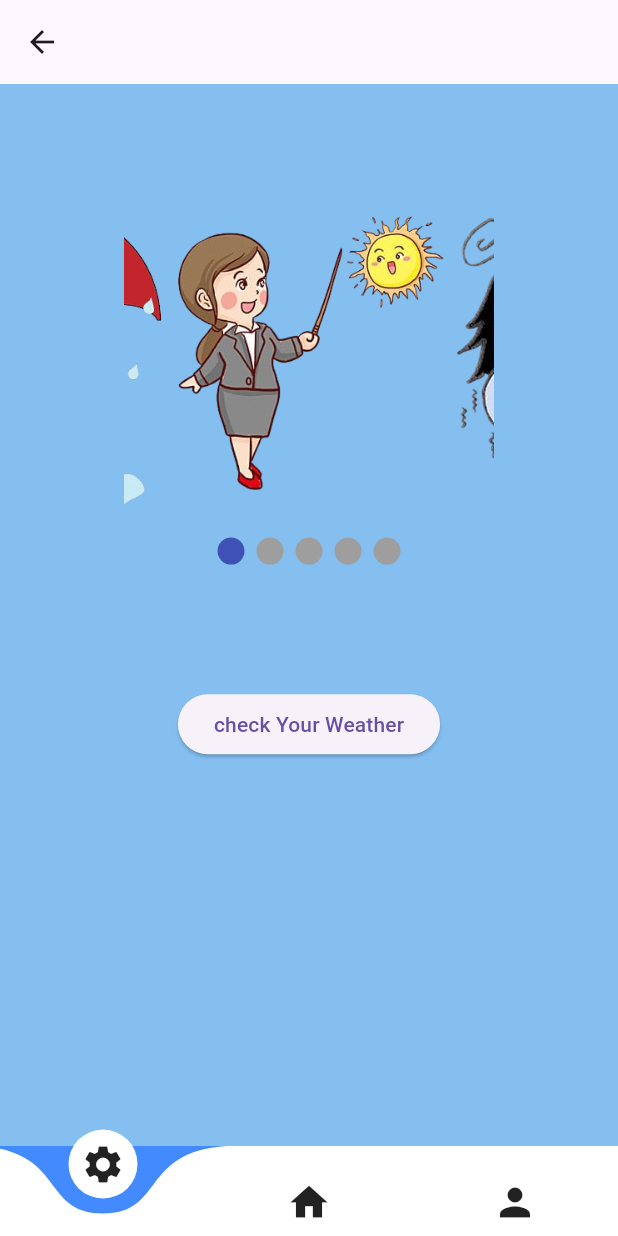
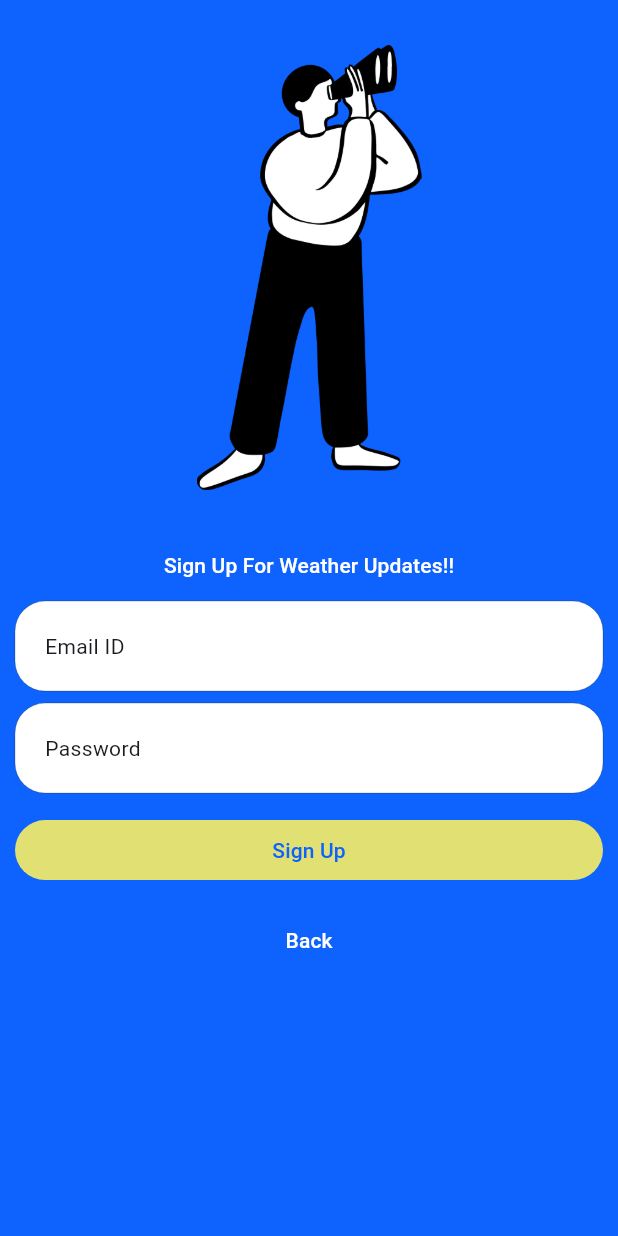
Before and after one commit to Amitkumarkoli/my_weather, a Flutter app: the screen it shows after launch, after a tap on "Get Started", on a phone screen of 412 x 824 dp. Run offline on Flutter 3.47's test engine with Material 3 defaults, Android fonts, the phone set to English and light mode, and no system bars; drawn by our look-alikes of carousel_slider, curved_navigation_bar, smooth_page_indicator; our stand-ins replace geolocator.

Commit message:
feat: Implement signup screen UI (fixes #6)

```diff
--- a/lib/Screens/onboarding_screen.dart
+++ b/lib/Screens/onboarding_screen.dart
@@ -1,5 +1,5 @@
 import 'package:flutter/material.dart';
-import 'package:my_weather/Screens/home_page.dart';
+import 'package:my_weather/Screens/sign_up.dart';
 
 class OnboardingScreen extends StatefulWidget {
   const OnboardingScreen({super.key});
@@ -61,7 +61,7 @@ class _OnboardingScreenState extends State<OnboardingScreen> {
               child: ElevatedButton(
                 onPressed: () {
                   Navigator.push(context,
-                      MaterialPageRoute(builder: (context) => HomePage()));
+                      MaterialPageRoute(builder: (context) => SignUpScreen()));
                 },
                 style: ElevatedButton.styleFrom(
                   fixedSize: const Size(300.0, 50.0),
--- /dev/null
+++ b/lib/Screens/sign_up.dart
@@ -0,0 +1,100 @@
+
+import 'package:flutter/material.dart';
+import 'package:my_weather/widget/custom_cupertino_text_field.dart';
+
+import 'home_page.dart';
+
+class SignUpScreen extends StatefulWidget {
+  const SignUpScreen({super.key});
+
+  @override
+  State<SignUpScreen> createState() => _SignUpScreenState();
+}
+
+class _SignUpScreenState extends State<SignUpScreen> {
+  final TextEditingController emailIDController = TextEditingController();
+  final TextEditingController passwordController = TextEditingController();
+  final Color bgColor = Color.fromRGBO(14, 98, 254, 1);
+
+  @override
+  Widget build(BuildContext context) {
+    TextTheme textTheme = Theme.of(context).textTheme;
+
+    return Container(
+      color: bgColor,
+      child: SafeArea(
+        bottom: false,
+        child: Scaffold(
+          backgroundColor: bgColor,
+          body: Column(
+            children: [
+              Padding(
+                padding: const EdgeInsets.symmetric(vertical: 30.0),
+                child: Image.asset(
+                  "assets/images/man.png",
+                  width: 150,
+                ),
+              ),
+              Padding(
+                padding: const EdgeInsets.symmetric(horizontal: 10.0),
+                child: Column(
+                  mainAxisSize: MainAxisSize.max,
+                  mainAxisAlignment: MainAxisAlignment.center,
+                  crossAxisAlignment: CrossAxisAlignment.stretch,
+                  children: [
+                    Padding(
+                      padding: const EdgeInsets.symmetric(vertical: 10.0),
+                      child: Center(
+                          child: Text(
+                        "Sign Up For Weather Updates!!",
+                        style:
+                            textTheme.labelLarge!.copyWith(color: Colors.white),
+                      )),
+                    ),
+                    CustomCupertinoTextField(
+                      prefix: "Email ID",
+                      controller: emailIDController,
+                    ),
+                    CustomCupertinoTextField(
+                      prefix: "Password",
+                      obscureText: true,
+                      controller: passwordController,
+                    ),
+                    Padding(
+                      padding: const EdgeInsets.symmetric(vertical: 10.0),
+                      child: FilledButton(
+                        onPressed: () {
+                          Navigator.push(
+                              context,
+                              MaterialPageRoute(
+                                  builder: (context) => HomePage()));
+                        },
+                        child: Text("Sign Up"),
+                        style: ButtonStyle(
+                            backgroundColor: MaterialStatePropertyAll(
+                                Color.fromRGBO(225, 225, 115, 1)),
+                            foregroundColor: MaterialStatePropertyAll(bgColor)),
+                      ),
+                    ),
+                    Padding(
+                      padding: const EdgeInsets.symmetric(vertical: 2.0),
+                      child: TextButton(
+                        onPressed: () {
+                          Navigator.pop(context);
+                        },
+                        child: Text("Back"),
+                        style: ButtonStyle(
+                            foregroundColor:
+                                MaterialStatePropertyAll(Colors.white)),
+                      ),
+                    )
+                  ],
+                ),
+              ),
+            ],
+          ),
+        ),
+      ),
+    );
+  }
+}
--- a/lib/main.dart
+++ b/lib/main.dart
@@ -1,5 +1,6 @@
 import 'package:flutter/material.dart';
 import 'package:my_weather/Screens/onboarding_screen.dart';
+
 
 void main() => runApp(const MyApp());
 
--- /dev/null
+++ b/lib/themes/themes.dart
@@ -0,0 +1,48 @@
+import 'package:flutter/cupertino.dart';
+
+class Themes {
+  static const BoxDecoration kDefaultRoundedBorderDecoration = BoxDecoration(
+    color: CupertinoDynamicColor.withBrightness(
+      color: CupertinoColors.white,
+      darkColor: CupertinoColors.black,
+    ),
+    border: Border(
+      top: BorderSide(
+        color: CupertinoDynamicColor.withBrightness(
+          color: Color(0x33000000),
+          darkColor: Color(0x33FFFFFF),
+        ),
+        width: 0.0,
+      ),
+      bottom: BorderSide(
+        color: CupertinoDynamicColor.withBrightness(
+          color: Color(0x33000000),
+          darkColor: Color(0x33FFFFFF),
+        ),
+        width: 0.0,
+      ),
+      left: BorderSide(
+        color: CupertinoDynamicColor.withBrightness(
+          color: Color(0x33000000),
+          darkColor: Color(0x33FFFFFF),
+        ),
+        width: 0.0,
+      ),
+      right: BorderSide(
+        color: CupertinoDynamicColor.withBrightness(
+          color: Color(0x33000000),
+          darkColor: Color(0x33FFFFFF),
+        ),
+        width: 0.0,
+      ),
+    ),
+    borderRadius: BorderRadius.all(Radius.circular(20.0)),
+  );
+
+  static const TextStyle kDefaultTextStyleForCupertinoTextFiled = TextStyle(
+    color: CupertinoDynamicColor.withBrightness(
+      color: CupertinoColors.black,
+      darkColor: CupertinoColors.white,
+    ),
+  );
+}
--- /dev/null
+++ b/lib/widget/custom_cupertino_text_field.dart
@@ -0,0 +1,52 @@
+import 'package:flutter/cupertino.dart';
+
+import '../themes/themes.dart';
+
+class CustomCupertinoTextField extends StatelessWidget {
+  const CustomCupertinoTextField({
+
+    super.key,
+    this.placeholder,
+    this.prefix = "",
+    this.readOnly = false,
+    this.onTap,
+    this.suffix,
+    this.obscureText = false,
+    this.controller
+
+  });
+  final String prefix;
+  final String? placeholder;
+  final bool readOnly;
+  final GestureTapCallback? onTap;
+  final Widget? suffix;
+  final bool obscureText;
+  final TextEditingController? controller;
+
+
+  @override
+  Widget build(BuildContext context) {
+    return Padding(
+      padding: const EdgeInsets.symmetric(vertical: 4.0),
+      child: CupertinoTextField(
+        controller: controller,
+        suffix: Padding(
+          padding: const EdgeInsets.only(right: 20.0),
+          child: suffix,
+        ),
+        onTap: onTap,
+        readOnly: readOnly,
+        padding: const EdgeInsets.symmetric(vertical: 20, horizontal: 10),
+        prefix: Padding(
+          padding: const EdgeInsets.only(left: 20.0),
+          child: Text(prefix),
+        ),
+        placeholder: placeholder,
+        decoration: Themes.kDefaultRoundedBorderDecoration,
+        style: Themes.kDefaultTextStyleForCupertinoTextFiled,
+        obscureText: obscureText,
+
+      ),
+    );
+  }
+}
--- a/pubspec.yaml
+++ b/pubspec.yaml
@@ -82,6 +82,8 @@ flutter:
     - assets/images/cloudy_image.jpg
     - assets/images/rainy_image.jpg
     - assets/images/default.jpg
+    - assets/images/sun.png
+    - assets/images/man.png
 
 
   # An image asset can refer to one or more resolution-specific "variants", see
```
Also changed, not shown: assets/images/man.png (added), assets/images/sun.png (added), 3 other files.
